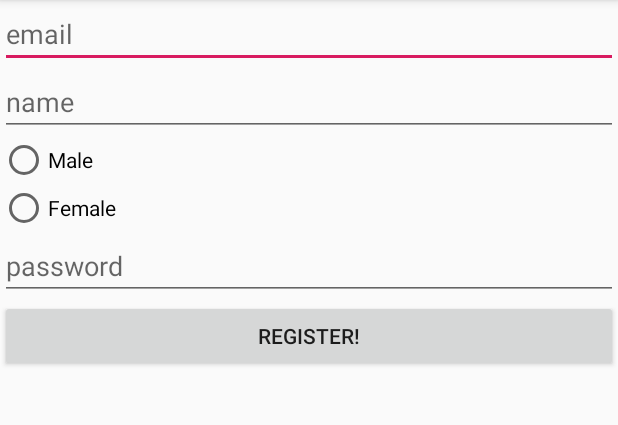
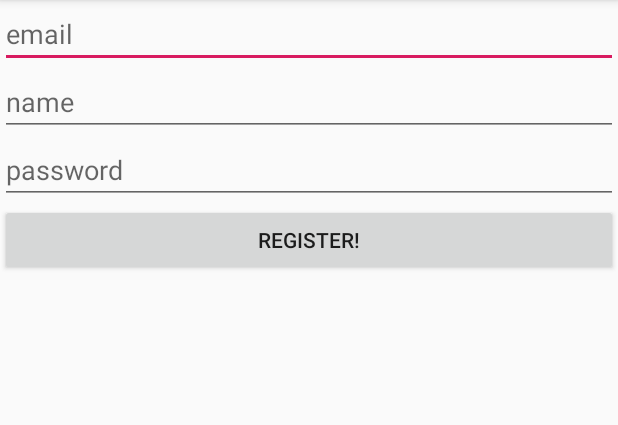
Before and after one commit to mvorsteg/Friendr, an Android app: the RegistrationActivity screen opened directly, with no data from a screen before it, after a tap on "REGISTER!", on a phone screen of 412 x 824 dp, the part 84-509 px from its top. Run offline under Robolectric (Android 15) with nearby library versions, the phone set to English and light mode, and no system bars; our stand-ins replace Firebase (no records; nobody signed in at launch, a user with empty details on screens opened directly); 1 statement that could not run was skipped.

Commit message:
hey there 2

```diff
--- a/app/src/main/java/com/vorsteghall/swiper/MainActivity.java
+++ b/app/src/main/java/com/vorsteghall/swiper/MainActivity.java
@@ -185,8 +185,7 @@ public class MainActivity extends AppCompatActivity {
             public void onChildAdded(@NonNull DataSnapshot dataSnapshot, @Nullable String s) {
                 if(dataSnapshot.child("sex").getValue() != null) {
                     //Log.d("DCCDebug", "checking for objects");
-                    if (dataSnapshot.exists() && !dataSnapshot.child("connections").child("nope").hasChild(currentUid) && !dataSnapshot.child("connections").child("yeps").hasChild(currentUid) && dataSnapshot.child("sex").getValue().equals(oppositeUserSex)
-                    ) {
+                    if (dataSnapshot.exists() && !dataSnapshot.child("connections").child("nope").hasChild(currentUid) && !dataSnapshot.child("connections").child("yeps").hasChild(currentUid) && !dataSnapshot.getKey().toString().equals(currentUid)){
                         //Log.d("DCCDebug", "objects exist!");
                         String profileImageUrl = "default";
                         if (!dataSnapshot.child("profileImageUrl").getValue().equals("default")) {
--- a/app/src/main/java/com/vorsteghall/swiper/RegistrationActivity.java
+++ b/app/src/main/java/com/vorsteghall/swiper/RegistrationActivity.java
@@ -29,8 +29,6 @@ public class RegistrationActivity extends AppCompatActivity {
     private Button mRegister;
     private EditText mEmail, mPassword, mName;
 
-    private RadioGroup mRadioGroup;
-
     private FirebaseAuth mAuth;
     private FirebaseAuth.AuthStateListener firebaseAuthStateListener;
 
@@ -61,17 +59,10 @@ public class RegistrationActivity extends AppCompatActivity {
         mPassword = (EditText) findViewById(R.id.password);
         mName = (EditText) findViewById(R.id.name);
 
-        mRadioGroup = (RadioGroup) findViewById(R.id.radioGroup);
 
         mRegister.setOnClickListener(new View.OnClickListener() {
             @Override
             public void onClick(View v) {
-                int selectId = mRadioGroup.getCheckedRadioButtonId();
-
-                final RadioButton radioButton = (RadioButton) findViewById(selectId);
-                if (radioButton.getText() == null){
-                    return;
-                }
 
                 final String email = mEmail.getText().toString();
                 final String password = mPassword.getText().toString();
@@ -87,7 +78,7 @@ public class RegistrationActivity extends AppCompatActivity {
                             DatabaseReference currentUserDb = FirebaseDatabase.getInstance().getReference().child("Users").child(userId);
                             Map userInfo = new HashMap<>();
                             userInfo.put("name", name);
-                            userInfo.put("sex", radioButton.getText().toString());
+                            userInfo.put("sex", "Male");
                             userInfo.put("profileImageUrl", "default");
 
 
--- a/app/src/main/res/layout/activity_registration.xml
+++ b/app/src/main/res/layout/activity_registration.xml
@@ -16,21 +16,7 @@
         android:layout_height="wrap_content"
         android:hint="name"
         android:id="@+id/name"/>
-    <RadioGroup
-        android:layout_width="match_parent"
-        android:layout_height="wrap_content"
-        android:id="@+id/radioGroup">
-        <RadioButton
-            android:layout_width="wrap_content"
-            android:layout_height="wrap_content"
-            android:text="Male"
-            android:id="@+id/Male"/>
-        <RadioButton
-            android:layout_width="wrap_content"
-            android:layout_height="wrap_content"
-            android:text="Female"
-            android:id="@+id/Female"/>
-    </RadioGroup>
+
     <EditText
         android:layout_width="match_parent"
         android:layout_height="wrap_content"
```
Also changed, not shown: 1 other file.
